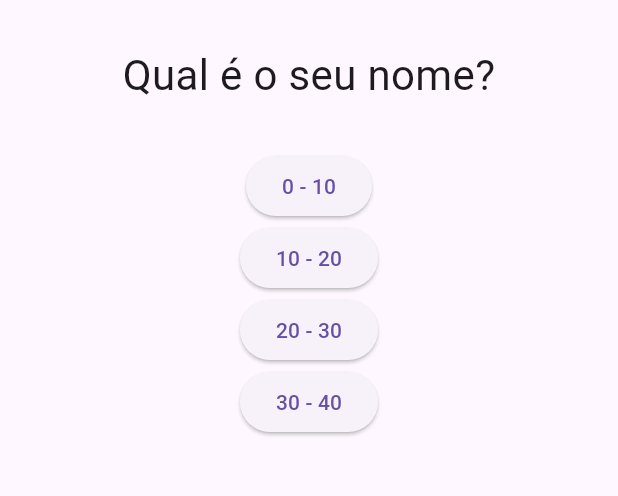
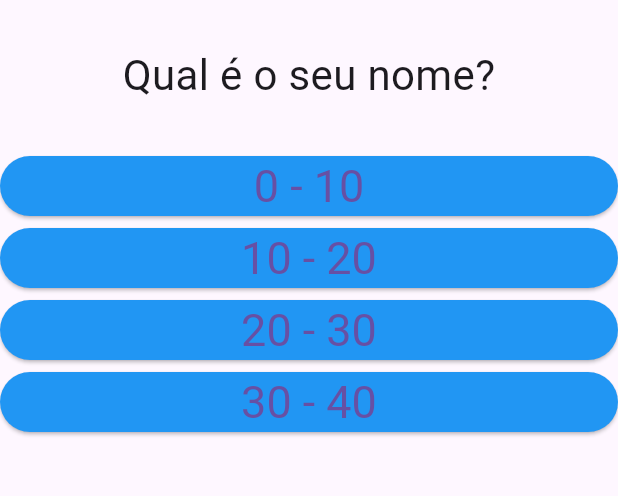
Before and after one commit to Galleazzo/first-app-flutter, a Flutter app: the screen it shows after launch, on a phone screen of 412 x 824 dp, the part 84-580 px from its top. Run offline on Flutter 3.47's test engine with Material 3 defaults, Android fonts, the phone set to English and light mode, and no system bars.

Commit message:
resposta

```diff
--- a/lib/main.dart
+++ b/lib/main.dart
@@ -1,4 +1,6 @@
 import 'dart:developer';
+import 'package:projeto_perguntas/resposta.dart';
+
 import './questao.dart';
 import 'package:flutter/material.dart';
 
@@ -43,33 +45,10 @@ class _PerguntaAppState extends State<PerguntaApp> {
           body: Column(
             children: <Widget>[
               Questao(perguntas[_perguntaSelecionada]),
-          ElevatedButton(
-            child: Text("0 - 10"),
-            onPressed: () {
-              this._responder();
-            },
-          ),
-
-          ElevatedButton(
-            child: Text("10 - 20"),
-            onPressed: () {
-              this._responder();
-            },
-          ),
-
-          ElevatedButton(
-            child: Text("20 - 30"),
-            onPressed: () {
-              this._responder();
-            },
-          ),
-
-          ElevatedButton(
-            child: Text("30 - 40"),
-            onPressed: () {
-              this._responder();
-            },
-          ),
+              Resposta("0 - 10", _responder),
+              Resposta("10 - 20", _responder),
+              Resposta("20 - 30", _responder),
+              Resposta("30 - 40", _responder)
             ],
           ),
     ));
--- /dev/null
+++ b/lib/resposta.dart
@@ -0,0 +1,24 @@
+import 'package:flutter/material.dart';
+
+class Resposta extends StatelessWidget {
+  final String text;
+  final void Function() funcao;
+  Resposta(this.text, this.funcao);
+
+  @override
+  Widget build(BuildContext context) {
+    return Container(
+      width: double.infinity,
+      child: ElevatedButton(
+        child: Text(this.text),
+        onPressed: funcao,
+        style: ElevatedButton.styleFrom(
+          backgroundColor: Colors.blue,
+          textStyle: TextStyle(
+            fontSize: 30,
+          )
+        ),
+        ),
+    );
+  }
+}
```
Lines whose indentation alone changed are shown as unchanged.
